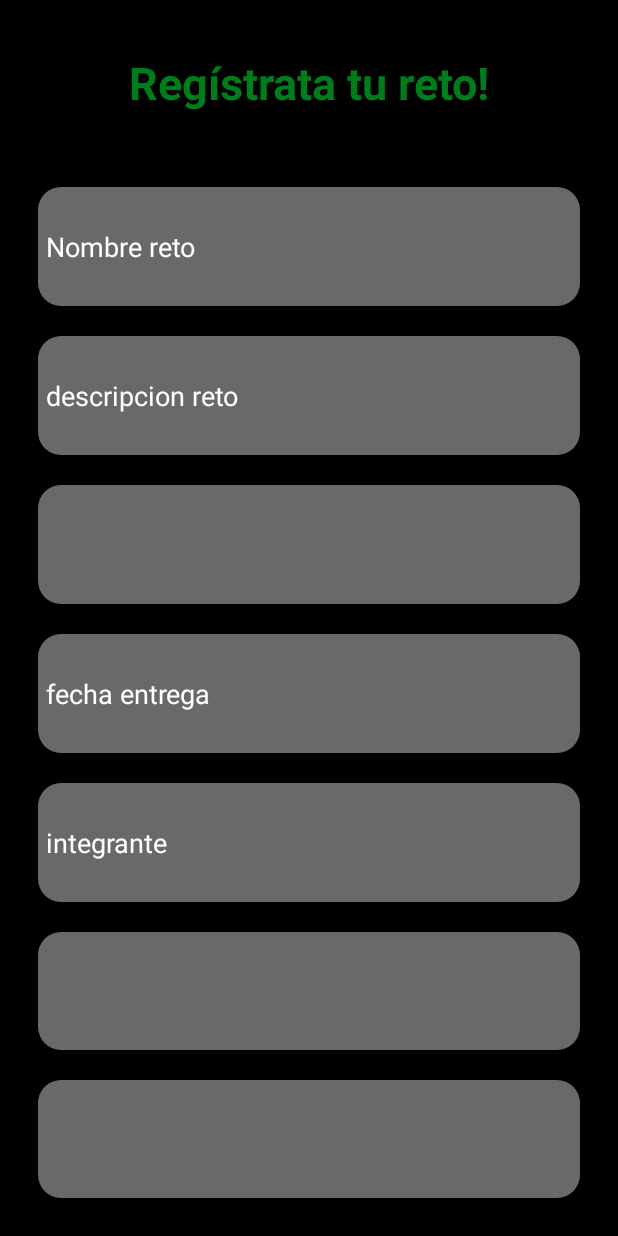
After one commit to andresarangopro/appCompact, an Android app: the layout fragment_retos.xml on its own in the app's theme, with its tools: preview values and no code run, on a phone screen of 412 x 824 dp. The commit adds this screen. Run offline under Robolectric (Android 15) with nearby library versions, the phone set to English and light mode, and no system bars.

Commit message:
Publicacion retos Se lleno spinner de tipo de usuario, creacion de la clase reto y fragmentRetos

```diff
--- a/app/build.gradle
+++ b/app/build.gradle
@@ -23,6 +23,7 @@ dependencies {
     implementation 'com.android.support:appcompat-v7:26.1.0'
     implementation 'com.android.support:design:26.1.0'
     implementation 'com.android.support.constraint:constraint-layout:1.0.2'
+    implementation 'com.android.support:support-v4:26.1.0'
     testImplementation 'junit:junit:4.12'
     compile 'com.google.firebase:firebase-core:9.4.0'
     compile 'com.google.firebase:firebase-auth:9.4.0'
@@ -32,4 +33,5 @@ dependencies {
     androidTestImplementation 'com.android.support.test.espresso:espresso-core:3.0.1'
 }
 
+
 apply plugin: 'com.google.gms.google-services'
--- a/app/src/main/AndroidManifest.xml
+++ b/app/src/main/AndroidManifest.xml
@@ -20,7 +20,10 @@
             </intent-filter>
         </activity>
         <activity android:name=".activitys.Activity_Register" />
-        <activity android:name=".activitys.Activity_Principal" />
+        <activity
+            android:name=".activitys.Activity_Principal"
+            android:label="Activity_Principal"
+            android:theme="@style/AppTheme"></activity>
     </application>
 
 </manifest>
--- a/app/src/main/res/layout/activity__login.xml
+++ b/app/src/main/res/layout/activity__login.xml
@@ -54,7 +54,8 @@
         android:layout_weight="5"
         android:gravity="center_horizontal"
         android:text="¿Olvidaste tú contraseña?"
-        android:textColor="@color/colorSubText" />
+        android:textColor="@color/colorSubText"
+        android:id="@+id/tvOlvidasteContraseña"/>
 
     <Button
         android:id="@+id/btnIngresar"
@@ -77,6 +78,7 @@
         android:text="¡Regístrate!"
         android:textColor="@color/colorAccent"
         android:textSize="20dp"
-        android:textStyle="bold" />
+        android:textStyle="bold"
+        android:id="@+id/tvRegistrate"/>
 
 </LinearLayout>
--- a/app/src/main/res/layout/content_activity__principal.xml
+++ b/app/src/main/res/layout/content_activity__principal.xml
@@ -9,5 +9,4 @@
     app:layout_behavior="@string/appbar_scrolling_view_behavior"
     tools:context="com.example.android.blocks.Activities.activitys.Activity_Principal"
     tools:showIn="@layout/app_bar_activity__principal">
-
 </FrameLayout>
--- /dev/null
+++ b/app/src/main/res/layout/fragment_retos.xml
@@ -0,0 +1,112 @@
+<LinearLayout xmlns:android="http://schemas.android.com/apk/res/android"
+    xmlns:tools="http://schemas.android.com/tools"
+    android:layout_width="match_parent"
+    android:layout_height="match_parent"
+    android:orientation="vertical"
+    android:padding="15dp"
+    tools:context="com.example.felipearango.appcompact.activitys.FragmentRetos">
+
+    <!-- TODO: Update blank fragment layout -->
+    <TextView
+        android:layout_width="match_parent"
+        android:layout_height="match_parent"
+        android:layout_marginBottom="20dp"
+        android:layout_weight="15"
+        android:gravity="center_horizontal|center_vertical"
+        android:text="Regístrata tu reto!"
+        android:textColor="@color/colorGreenBackground"
+        android:textSize="30sp"
+        android:textStyle="bold" />
+
+    <!-- android:drawableStart="@mipmap/ic_user"-->
+    <EditText
+        android:layout_width="match_parent"
+        android:layout_height="match_parent"
+        android:layout_margin="10dp"
+        android:layout_weight="15"
+        android:background="@drawable/edittext_style"
+        android:drawablePadding="10dp"
+        android:hint="Nombre reto"
+        android:paddingLeft="5dp"
+        android:textColorHint="@color/colorAccent"
+        android:id="@+id/txtNombreReto"/>
+
+    <EditText
+        android:layout_width="match_parent"
+        android:layout_height="match_parent"
+        android:layout_margin="10dp"
+        android:layout_marginTop="25dp"
+        android:layout_weight="15"
+        android:background="@drawable/edittext_style"
+        android:drawablePadding="10dp"
+        android:hint="descripcion reto"
+        android:paddingLeft="5dp"
+        android:textColorHint="@color/colorAccent"
+        android:id="@+id/txtDescripcionReto"/>
+
+    <Spinner
+        android:layout_margin="10dp"
+        android:layout_marginTop="25dp"
+        android:layout_width="match_parent"
+        android:layout_height="match_parent"
+        android:layout_weight="15"
+        android:background="@drawable/edittext_style"
+        android:drawableStart="@mipmap/ic_chooser"
+        android:drawableLeft="@mipmap/ic_chooser"
+        android:id="@+id/spnTipoReto">
+
+    </Spinner>
+
+    <EditText
+        android:layout_width="match_parent"
+        android:layout_height="match_parent"
+        android:layout_margin="10dp"
+        android:layout_marginTop="25dp"
+        android:layout_weight="15"
+        android:background="@drawable/edittext_style"
+        android:drawablePadding="10dp"
+        android:hint="fecha entrega"
+        android:paddingLeft="5dp"
+        android:textColorHint="@color/colorAccent"
+        android:id="@+id/txtFechaEntrega"/>
+
+    <EditText
+        android:layout_width="match_parent"
+        android:layout_height="match_parent"
+        android:layout_margin="10dp"
+        android:layout_marginTop="25dp"
+        android:layout_weight="15"
+        android:background="@drawable/edittext_style"
+        android:drawablePadding="10dp"
+        android:hint="integrante"
+        android:paddingLeft="5dp"
+        android:textColorHint="@color/colorAccent"
+        android:id="@+id/txtIntegrante"/>
+
+    <Spinner
+        android:layout_margin="10dp"
+        android:layout_marginTop="25dp"
+        android:layout_width="match_parent"
+        android:layout_height="match_parent"
+        android:layout_weight="15"
+        android:background="@drawable/edittext_style"
+        android:drawableStart="@mipmap/ic_chooser"
+        android:drawableLeft="@mipmap/ic_chooser"
+        android:id="@+id/spnTipoEntrega">
+
+    </Spinner>
+
+    <Spinner
+        android:layout_margin="10dp"
+        android:layout_marginTop="25dp"
+        android:layout_width="match_parent"
+        android:layout_height="match_parent"
+        android:layout_weight="15"
+        android:background="@drawable/edittext_style"
+        android:drawableStart="@mipmap/ic_chooser"
+        android:drawableLeft="@mipmap/ic_chooser"
+        android:id="@+id/spnPrivacidad">
+
+    </Spinner>
+
+</LinearLayout>
--- a/app/src/main/res/values/strings.xml
+++ b/app/src/main/res/values/strings.xml
@@ -5,4 +5,7 @@
     <string name="navigation_drawer_close">Close navigation drawer</string>
 
     <string name="action_settings">Settings</string>
+
+    <!-- TODO: Remove or change this placeholder text -->
+    <string name="hello_blank_fragment">Hello blank fragment</string>
 </resources>
```
Also changed, not shown: app/src/main/java/com/example/felipearango/appcompact/activitys/Activity_Login.java (+51 -27 lines), app/src/main/java/com/example/felipearango/appcompact/activitys/Activity_Register.java (+53 -0 lines), app/src/main/java/com/example/felipearango/appcompact/activitys/FragmentRetos.java (added, +209 -0 lines), app/src/main/java/com/example/felipearango/appcompact/activitys/Reto.java (added, +77 -0 lines), app/src/main/res/layout/activity__register.xml (+10 -5 lines).
